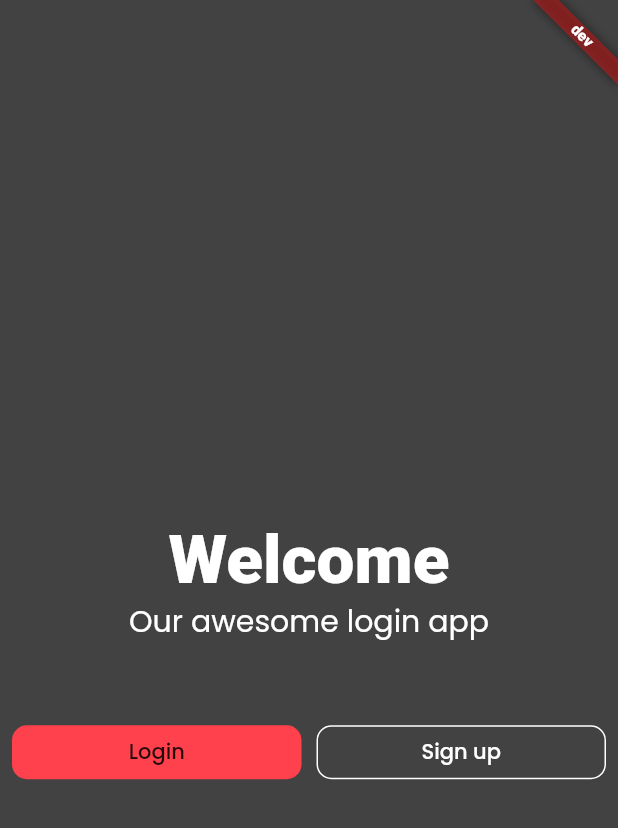
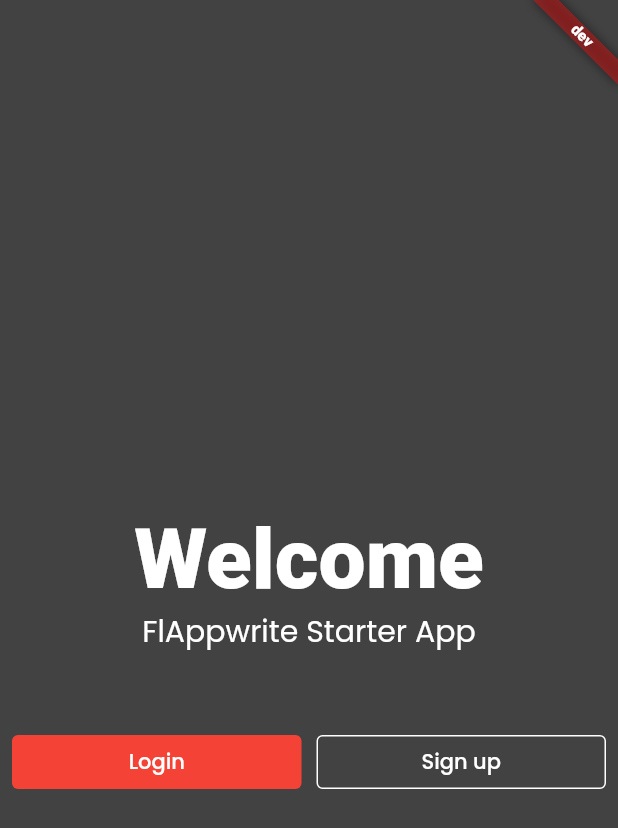
Before and after one commit to lohanidamodar/flutter_appwrite_starter, a Flutter app: the screen it shows after launch, on a phone screen of 412 x 824 dp. Shown: the top 828 px of the screen. Run offline on Flutter 3.47's test engine with Material 2 defaults, Android fonts, the phone set to English and light mode, and no system bars; our stand-ins replace appwrite, flutter_riverpod, flutter_swiper, google_fonts, image_picker, package_info_plus; missing offline and left inert: crop_your_image; accounts and stored records are empty; generated files the repository leaves out were written again; network calls fail.

Commit message:
updating auth flow and refactor

```diff
--- a/lib/core/res/routes.dart
+++ b/lib/core/res/routes.dart
@@ -2,6 +2,8 @@ import 'package:flutter/material.dart';
 import 'package:flutter/widgets.dart';
 import 'package:flutter_appwrite_starter/features/auth/presentation/pages/crop_page.dart';
 import 'package:flutter_appwrite_starter/features/auth/presentation/pages/home.dart';
+import 'package:flutter_appwrite_starter/features/auth/presentation/pages/login.dart';
+import 'package:flutter_appwrite_starter/features/auth/presentation/pages/signup.dart';
 import 'package:flutter_appwrite_starter/features/auth/presentation/pages/splash.dart';
 import 'package:flutter_appwrite_starter/features/auth/presentation/pages/user_info.dart';
 import 'package:flutter_appwrite_starter/features/profile/presentation/pages/edit_profile.dart';
@@ -36,6 +38,10 @@ class AppRoutes {
               );
             case profile:
               return UserProfile();
+            case login:
+              return LoginPage();
+            case signup:
+              return SignupPage();
             case splash:
             default:
               return Splash();
--- a/lib/features/auth/presentation/pages/home.dart
+++ b/lib/features/auth/presentation/pages/home.dart
@@ -4,7 +4,7 @@ import 'package:flutter_appwrite_starter/features/home/presentation/pages/home.d
 import 'package:flutter_appwrite_starter/features/onboarding/presentation/pages/intro.dart';
 import '../../data/model/user_repository.dart';
 import './splash.dart';
-import './login.dart';
+import 'welcome.dart';
 import 'package:flutter_riverpod/flutter_riverpod.dart';
 
 class AuthHomePage extends StatelessWidget {
--- a/lib/features/auth/presentation/pages/login.dart
+++ b/lib/features/auth/presentation/pages/login.dart
@@ -1,107 +1,12 @@
 import 'package:flutter/material.dart';
-import 'package:flutter_gen/gen_l10n/app_localizations.dart';
-import '../widgets/auth_dialog.dart';
-import 'package:flutter_riverpod/flutter_riverpod.dart';
+import 'package:flutter_appwrite_starter/features/auth/presentation/widgets/login.dart';
 
-class WelcomePage extends StatefulWidget {
-  @override
-  _WelcomePageState createState() => _WelcomePageState();
-}
-
-class _WelcomePageState extends State<WelcomePage> {
-  final GlobalKey<ScaffoldState> _key = GlobalKey<ScaffoldState>();
-  bool _authVisible;
-  int _selectedTab;
-
-  @override
-  void initState() {
-    super.initState();
-    _authVisible = false;
-    _selectedTab = 0;
-  }
-
+class LoginPage extends StatelessWidget {
   @override
   Widget build(BuildContext context) {
     return Scaffold(
-      key: _key,
-      body: Stack(
-        children: <Widget>[
-          Container(
-            decoration: BoxDecoration(
-              color: Colors.grey.shade800,
-            ),
-            width: double.infinity,
-          ),
-          Column(
-            mainAxisAlignment: MainAxisAlignment.center,
-            children: <Widget>[
-              const SizedBox(height: kToolbarHeight),
-              Text(
-                AppLocalizations.of(context).loginPageTitleText,
-                style: Theme.of(context).textTheme.display2.copyWith(
-                    color: Colors.white,
-                    fontWeight: FontWeight.w900,
-                    fontFamily: "Frank"),
-              ),
-              Text(
-                AppLocalizations.of(context).loginPageSubtitleText,
-                style: TextStyle(color: Colors.white, fontSize: 20.0),
-              ),
-              const SizedBox(height: 40.0),
-              Padding(
-                padding: const EdgeInsets.all(8.0),
-                child: Row(
-                  children: <Widget>[
-                    Expanded(
-                      child: RaisedButton(
-                        elevation: 0,
-                        highlightElevation: 0,
-                        child: Text(AppLocalizations.of(context).loginButtonText),
-                        onPressed: () => setState(() {
-                          _authVisible = true;
-                          _selectedTab = 0;
-                        }),
-                      ),
-                    ),
-                    const SizedBox(width: 10.0),
-                    Expanded(
-                      child: OutlineButton(
-                        textColor: Colors.white,
-                        child: Text(AppLocalizations.of(context).signupButtonText),
-                        onPressed: () => setState(() {
-                          _authVisible = true;
-                          _selectedTab = 1;
-                        }),
-                        borderSide: BorderSide(color: Colors.white),
-                      ),
-                    ),
-                  ],
-                ),
-              ),
-
-            ],
-          ),
-          AnimatedSwitcher(
-            duration: Duration(milliseconds: 500),
-            child: _authVisible
-                ? Container(
-                    color: Colors.black54,
-                    child: Padding(
-                      padding: const EdgeInsets.all(16.0),
-                      child: AuthDialog(
-                        selectedTab: _selectedTab,
-                        onClose: () {
-                          setState(() {
-                            _authVisible = false;
-                          });
-                        },
-                      ),
-                    ),
-                  )
-                : null,
-          )
-        ],
-      ),
+      appBar: AppBar(),
+      body: LoginForm(),
     );
   }
 }
--- /dev/null
+++ b/lib/features/auth/presentation/pages/welcome.dart
@@ -0,0 +1,80 @@
+import 'package:flutter/material.dart';
+import 'package:flutter_appwrite_starter/core/res/routes.dart';
+import 'package:flutter_gen/gen_l10n/app_localizations.dart';
+
+class WelcomePage extends StatefulWidget {
+  @override
+  _WelcomePageState createState() => _WelcomePageState();
+}
+
+class _WelcomePageState extends State<WelcomePage> {
+  @override
+  void initState() {
+    super.initState();
+  }
+
+  @override
+  Widget build(BuildContext context) {
+    return Scaffold(
+      body: Stack(
+        children: <Widget>[
+          Container(
+            decoration: BoxDecoration(
+              color: Colors.grey.shade800,
+            ),
+            width: double.infinity,
+          ),
+          Column(
+            mainAxisAlignment: MainAxisAlignment.center,
+            children: <Widget>[
+              const SizedBox(height: kToolbarHeight),
+              Text(
+                AppLocalizations.of(context).welcomePageTitle,
+                style: Theme.of(context).textTheme.headline2.copyWith(
+                    color: Colors.white,
+                    fontWeight: FontWeight.w900,
+                    fontFamily: "Frank"),
+              ),
+              Text(
+                AppLocalizations.of(context).welcomePageSubtitle,
+                style: TextStyle(color: Colors.white, fontSize: 20.0),
+              ),
+              const SizedBox(height: 40.0),
+              Padding(
+                padding: const EdgeInsets.all(8.0),
+                child: Row(
+                  children: <Widget>[
+                    Expanded(
+                      child: ElevatedButton(
+                        style: ElevatedButton.styleFrom(
+                          elevation: 0,
+                        ),
+                        child:
+                            Text(AppLocalizations.of(context).loginButtonText),
+                        onPressed: () =>
+                            Navigator.pushNamed(context, AppRoutes.login),
+                      ),
+                    ),
+                    const SizedBox(width: 10.0),
+                    Expanded(
+                      child: OutlinedButton(
+                        style: OutlinedButton.styleFrom(
+                          primary: Colors.white,
+                          side: BorderSide(color: Colors.white),
+                        ),
+                        child:
+                            Text(AppLocalizations.of(context).signupButtonText),
+                        onPressed: () =>
+                            Navigator.pushNamed(context, AppRoutes.signup),
+                      ),
+                    ),
+                  ],
+                ),
+              ),
+            ],
+          ),
+        ],
+      ),
+    );
+  }
+}
--- a/lib/l10n/intl_en.arb
+++ b/lib/l10n/intl_en.arb
@@ -3,8 +3,8 @@
     "loginButtonText":"Login",
     "signupButtonText":"Sign up",
     "googleButtonText":"Continue with Google",
-    "loginPageTitleText": "Welcome",
-    "loginPageSubtitleText":"Our awesome login app",
+    "welcomePageTitle": "Welcome",
+    "welcomePageSubtitle":"FlAppwrite Starter App",
     "emailFieldlabel":"Email",
     "passwordFieldLabel":"Password",
     "emailValidationError":"Please enter email",
```
Also changed, not shown: lib/features/auth/presentation/pages/signup.dart (added, +12 -0 lines), lib/features/auth/presentation/widgets/auth_dialog.dart (deleted, +0 -77 lines), lib/features/auth/presentation/widgets/login.dart (+5 -2 lines).
